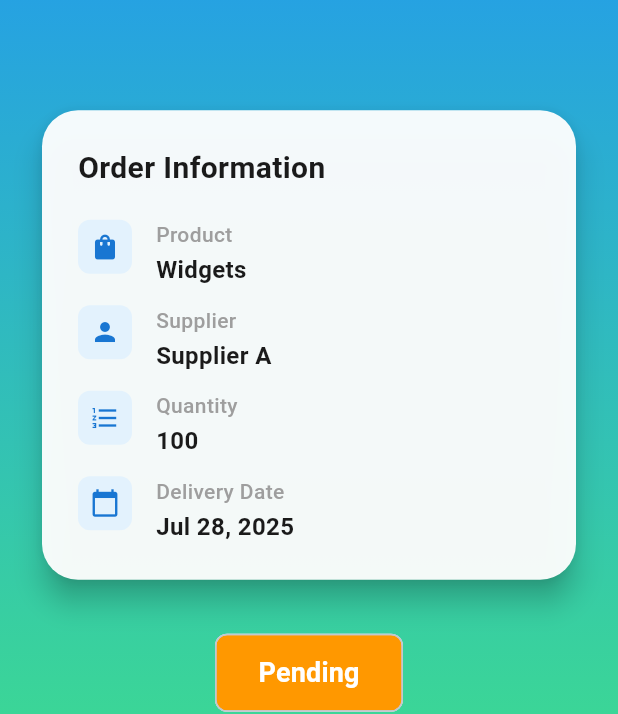
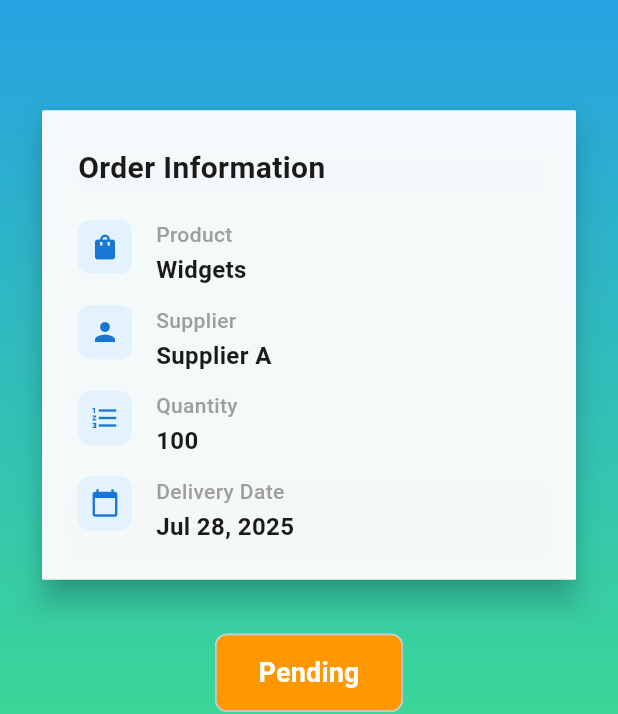
Before and after one commit to CharmiPanchal17/VendorSync, a Flutter app: the VendorOrderDetailsScreen screen opened directly with sample values from the repository, on a phone screen of 412 x 824 dp. Shown: the part 252-966 px from the top of the screen. Run offline on Flutter 3.47's test engine with Material 3 defaults, Android fonts, the light colour scheme and no system bars; our stand-ins replace cloud_firestore, firebase_core, shared_preferences, table_calendar; accounts and stored records are empty.

Commit message:
vendor order details

```diff
--- a/lib/screens/vendor/order_details_screen.dart
+++ b/lib/screens/vendor/order_details_screen.dart
@@ -32,7 +32,7 @@ class VendorOrderDetailsScreen extends StatelessWidget {
                     // Card with order info
                     Card(
                       shape: RoundedRectangleBorder(
-                        borderRadius: BorderRadius.circular(24),
+                        borderRadius: BorderRadius.circular(1),
                       ),
                       elevation: 8,
                       color: Colors.white.withOpacity(0.95),
```
